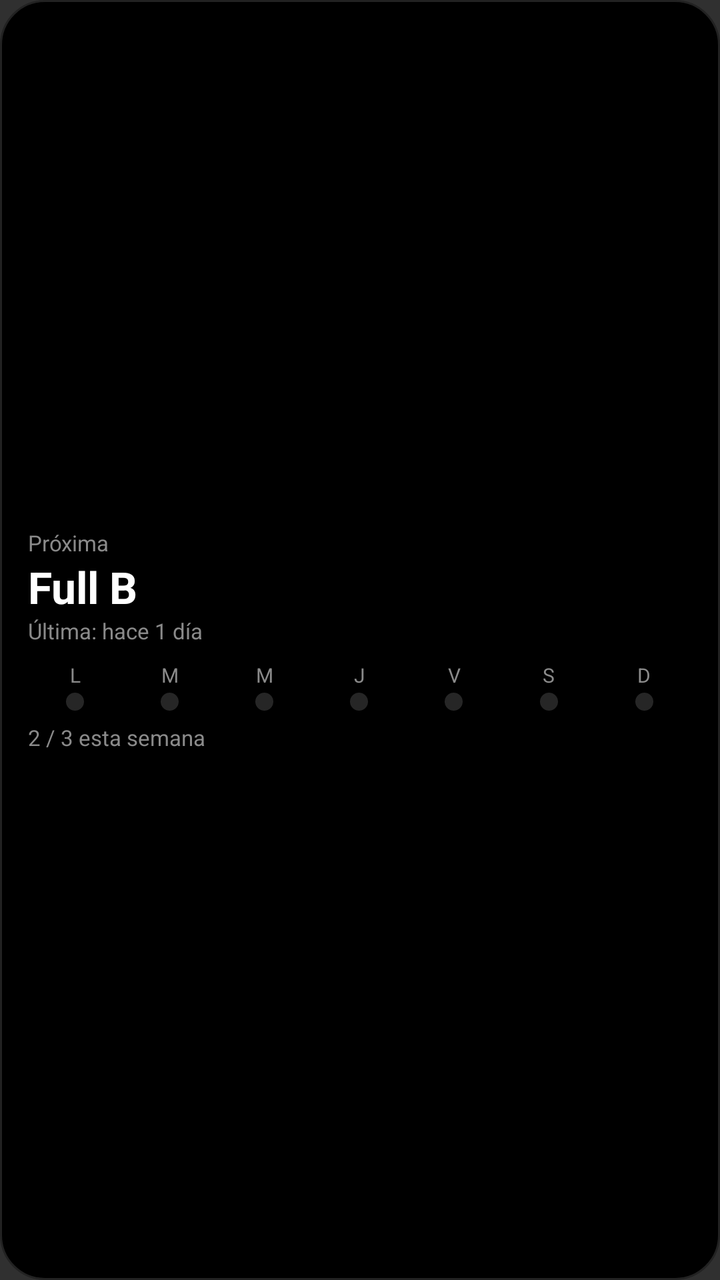
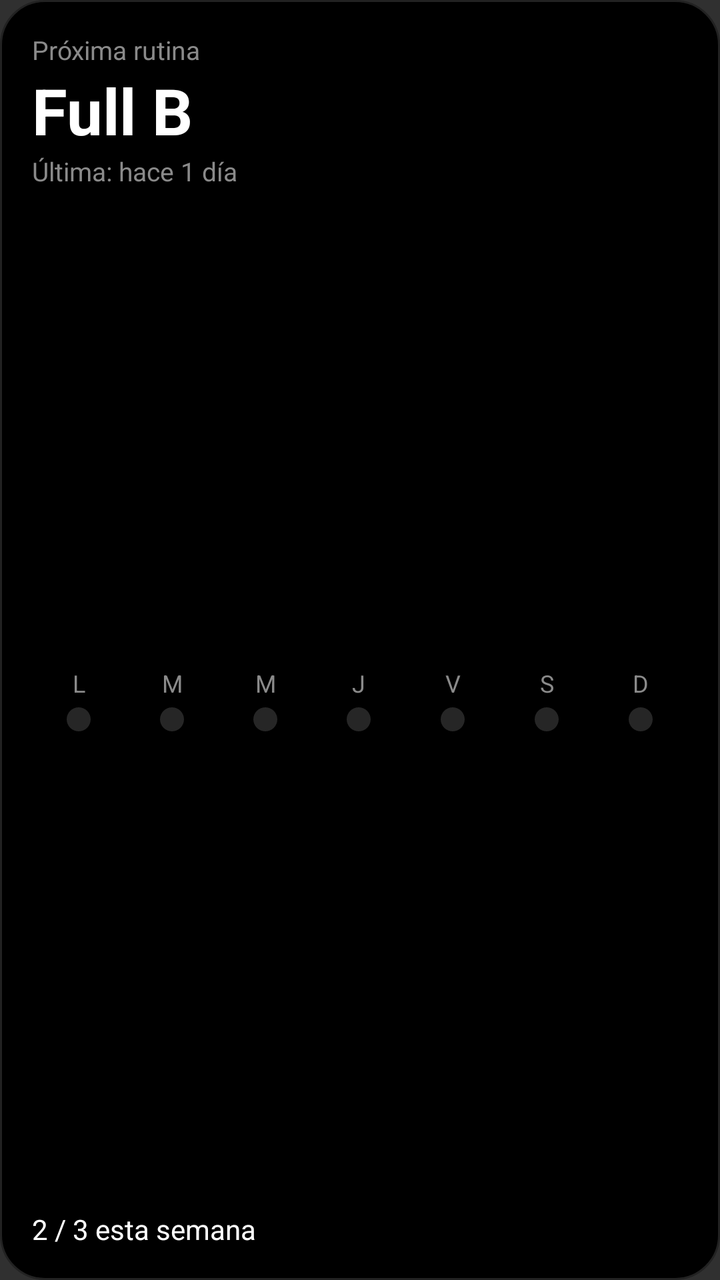

Before-and-after screenshots of an Android layout around one commit, followed by the original layout XML and the change that was made.
<!-- AndroidManifest.xml: application theme android:Theme.Material.NoActionBar -->
<!-- res/layout/widget_gym.xml -->
<?xml version="1.0" encoding="utf-8"?>
<LinearLayout xmlns:android="http://schemas.android.com/apk/res/android" android:id="@+id/root"
    android:layout_width="match_parent" android:layout_height="match_parent" android:orientation="vertical"
    android:background="@drawable/widget_bg" android:padding="14dp" android:gravity="center_vertical">
    <TextView android:layout_width="wrap_content" android:layout_height="wrap_content" android:text="Próxima" android:textColor="#8A8A8A" android:textSize="11sp" />
    <TextView android:id="@+id/next" android:layout_width="wrap_content" android:layout_height="wrap_content" android:text="Full B" android:textColor="#FFFFFF" android:textSize="22sp" android:textStyle="bold" />
    <TextView android:id="@+id/last" android:layout_width="wrap_content" android:layout_height="wrap_content" android:text="Última: hace 1 día" android:textColor="#8A8A8A" android:textSize="11sp" />
    <LinearLayout android:layout_width="match_parent" android:layout_height="wrap_content" android:orientation="horizontal" android:layout_marginTop="8dp">
        <TextView android:layout_width="0dp" android:layout_weight="1" android:layout_height="wrap_content" android:gravity="center" android:text="L" android:textColor="#8A8A8A" android:textSize="10sp" />
        <TextView android:layout_width="0dp" android:layout_weight="1" android:layout_height="wrap_content" android:gravity="center" android:text="M" android:textColor="#8A8A8A" android:textSize="10sp" />
        <TextView android:layout_width="0dp" android:layout_weight="1" android:layout_height="wrap_content" android:gravity="center" android:text="M" android:textColor="#8A8A8A" android:textSize="10sp" />
        <TextView android:layout_width="0dp" android:layout_weight="1" android:layout_height="wrap_content" android:gravity="center" android:text="J" android:textColor="#8A8A8A" android:textSize="10sp" />
        <TextView android:layout_width="0dp" android:layout_weight="1" android:layout_height="wrap_content" android:gravity="center" android:text="V" android:textColor="#8A8A8A" android:textSize="10sp" />
        <TextView android:layout_width="0dp" android:layout_weight="1" android:layout_height="wrap_content" android:gravity="center" android:text="S" android:textColor="#8A8A8A" android:textSize="10sp" />
        <TextView android:layout_width="0dp" android:layout_weight="1" android:layout_height="wrap_content" android:gravity="center" android:text="D" android:textColor="#8A8A8A" android:textSize="10sp" />
    </LinearLayout>
    <LinearLayout android:layout_width="match_parent" android:layout_height="wrap_content" android:orientation="horizontal" android:layout_marginTop="2dp">
        <FrameLayout android:layout_width="0dp" android:layout_weight="1" android:layout_height="wrap_content"><ImageView android:id="@+id/d0" android:layout_width="9dp" android:layout_height="9dp" android:layout_gravity="center" android:src="@drawable/dot_track" /></FrameLayout>
        <FrameLayout android:layout_width="0dp" android:layout_weight="1" android:layout_height="wrap_content"><ImageView android:id="@+id/d1" android:layout_width="9dp" android:layout_height="9dp" android:layout_gravity="center" android:src="@drawable/dot_track" /></FrameLayout>
        <FrameLayout android:layout_width="0dp" android:layout_weight="1" android:layout_height="wrap_content"><ImageView android:id="@+id/d2" android:layout_width="9dp" android:layout_height="9dp" android:layout_gravity="center" android:src="@drawable/dot_track" /></FrameLayout>
        <FrameLayout android:layout_width="0dp" android:layout_weight="1" android:layout_height="wrap_content"><ImageView android:id="@+id/d3" android:layout_width="9dp" android:layout_height="9dp" android:layout_gravity="center" android:src="@drawable/dot_track" /></FrameLayout>
        <FrameLayout android:layout_width="0dp" android:layout_weight="1" android:layout_height="wrap_content"><ImageView android:id="@+id/d4" android:layout_width="9dp" android:layout_height="9dp" android:layout_gravity="center" android:src="@drawable/dot_track" /></FrameLayout>
        <FrameLayout android:layout_width="0dp" android:layout_weight="1" android:layout_height="wrap_content"><ImageView android:id="@+id/d5" android:layout_width="9dp" android:layout_height="9dp" android:layout_gravity="center" android:src="@drawable/dot_track" /></FrameLayout>
        <FrameLayout android:layout_width="0dp" android:layout_weight="1" android:layout_height="wrap_content"><ImageView android:id="@+id/d6" android:layout_width="9dp" android:layout_height="9dp" android:layout_gravity="center" android:src="@drawable/dot_track" /></FrameLayout>
    </LinearLayout>
    <TextView android:id="@+id/week" android:layout_width="wrap_content" android:layout_height="wrap_content" android:layout_marginTop="6dp" android:text="2 / 3 esta semana" android:textColor="#8A8A8A" android:textSize="11sp" />
</LinearLayout>
<!-- resources referenced by this layout -->
<resources>
  <!-- drawable dot_track (drawable) -->
  <?xml version="1.0" encoding="utf-8"?>
  <shape xmlns:android="http://schemas.android.com/apk/res/android" android:shape="oval">
      <solid android:color="#262626" />
      <size android:width="10dp" android:height="10dp" />
  </shape>
  <!-- drawable widget_bg (drawable) -->
  <?xml version="1.0" encoding="utf-8"?>
  <shape xmlns:android="http://schemas.android.com/apk/res/android" android:shape="rectangle">
      <solid android:color="#000000" />
      <stroke android:width="1dp" android:color="#222222" />
      <corners android:radius="22dp" />
  </shape>
</resources>

<!-- the commit's change to res/layout/widget_gym.xml (unified diff, before → after) -->
@@ -1,27 +1,29 @@
 <?xml version="1.0" encoding="utf-8"?>
 <LinearLayout xmlns:android="http://schemas.android.com/apk/res/android" android:id="@+id/root"
     android:layout_width="match_parent" android:layout_height="match_parent" android:orientation="vertical"
-    android:background="@drawable/widget_bg" android:padding="14dp" android:gravity="center_vertical">
-    <TextView android:layout_width="wrap_content" android:layout_height="wrap_content" android:text="Próxima" android:textColor="#8A8A8A" android:textSize="11sp" />
-    <TextView android:id="@+id/next" android:layout_width="wrap_content" android:layout_height="wrap_content" android:text="Full B" android:textColor="#FFFFFF" android:textSize="22sp" android:textStyle="bold" />
-    <TextView android:id="@+id/last" android:layout_width="wrap_content" android:layout_height="wrap_content" android:text="Última: hace 1 día" android:textColor="#8A8A8A" android:textSize="11sp" />
-    <LinearLayout android:layout_width="match_parent" android:layout_height="wrap_content" android:orientation="horizontal" android:layout_marginTop="8dp">
-        <TextView android:layout_width="0dp" android:layout_weight="1" android:layout_height="wrap_content" android:gravity="center" android:text="L" android:textColor="#8A8A8A" android:textSize="10sp" />
-        <TextView android:layout_width="0dp" android:layout_weight="1" android:layout_height="wrap_content" android:gravity="center" android:text="M" android:textColor="#8A8A8A" android:textSize="10sp" />
-        <TextView android:layout_width="0dp" android:layout_weight="1" android:layout_height="wrap_content" android:gravity="center" android:text="M" android:textColor="#8A8A8A" android:textSize="10sp" />
-        <TextView android:layout_width="0dp" android:layout_weight="1" android:layout_height="wrap_content" android:gravity="center" android:text="J" android:textColor="#8A8A8A" android:textSize="10sp" />
-        <TextView android:layout_width="0dp" android:layout_weight="1" android:layout_height="wrap_content" android:gravity="center" android:text="V" android:textColor="#8A8A8A" android:textSize="10sp" />
-        <TextView android:layout_width="0dp" android:layout_weight="1" android:layout_height="wrap_content" android:gravity="center" android:text="S" android:textColor="#8A8A8A" android:textSize="10sp" />
-        <TextView android:layout_width="0dp" android:layout_weight="1" android:layout_height="wrap_content" android:gravity="center" android:text="D" android:textColor="#8A8A8A" android:textSize="10sp" />
+    android:background="@drawable/widget_bg" android:paddingHorizontal="16dp" android:paddingVertical="16dp">
+    <TextView android:layout_width="wrap_content" android:layout_height="wrap_content" android:text="Próxima rutina" android:textColor="#8A8A8A" android:textSize="13sp" />
+    <TextView android:id="@+id/next" android:layout_width="wrap_content" android:layout_height="wrap_content" android:text="Full B" android:textColor="#FFFFFF" android:textSize="32sp" android:textStyle="bold" />
+    <TextView android:id="@+id/last" android:layout_width="wrap_content" android:layout_height="wrap_content" android:text="Última: hace 1 día" android:textColor="#8A8A8A" android:textSize="13sp" />
+    <View android:layout_width="match_parent" android:layout_height="0dp" android:layout_weight="1" />
+    <LinearLayout android:layout_width="match_parent" android:layout_height="wrap_content" android:orientation="horizontal">
+        <TextView android:layout_width="0dp" android:layout_weight="1" android:layout_height="wrap_content" android:gravity="center" android:text="L" android:textColor="#8A8A8A" android:textSize="12sp" />
+        <TextView android:layout_width="0dp" android:layout_weight="1" android:layout_height="wrap_content" android:gravity="center" android:text="M" android:textColor="#8A8A8A" android:textSize="12sp" />
+        <TextView android:layout_width="0dp" android:layout_weight="1" android:layout_height="wrap_content" android:gravity="center" android:text="M" android:textColor="#8A8A8A" android:textSize="12sp" />
+        <TextView android:layout_width="0dp" android:layout_weight="1" android:layout_height="wrap_content" android:gravity="center" android:text="J" android:textColor="#8A8A8A" android:textSize="12sp" />
+        <TextView android:layout_width="0dp" android:layout_weight="1" android:layout_height="wrap_content" android:gravity="center" android:text="V" android:textColor="#8A8A8A" android:textSize="12sp" />
+        <TextView android:layout_width="0dp" android:layout_weight="1" android:layout_height="wrap_content" android:gravity="center" android:text="S" android:textColor="#8A8A8A" android:textSize="12sp" />
+        <TextView android:layout_width="0dp" android:layout_weight="1" android:layout_height="wrap_content" android:gravity="center" android:text="D" android:textColor="#8A8A8A" android:textSize="12sp" />
     </LinearLayout>
-    <LinearLayout android:layout_width="match_parent" android:layout_height="wrap_content" android:orientation="horizontal" android:layout_marginTop="2dp">
-        <FrameLayout android:layout_width="0dp" android:layout_weight="1" android:layout_height="wrap_content"><ImageView android:id="@+id/d0" android:layout_width="9dp" android:layout_height="9dp" android:layout_gravity="center" android:src="@drawable/dot_track" /></FrameLayout>
-        <FrameLayout android:layout_width="0dp" android:layout_weight="1" android:layout_height="wrap_content"><ImageView android:id="@+id/d1" android:layout_width="9dp" android:layout_height="9dp" android:layout_gravity="center" android:src="@drawable/dot_track" /></FrameLayout>
-        <FrameLayout android:layout_width="0dp" android:layout_weight="1" android:layout_height="wrap_content"><ImageView android:id="@+id/d2" android:layout_width="9dp" android:layout_height="9dp" android:layout_gravity="center" android:src="@drawable/dot_track" /></FrameLayout>
-        <FrameLayout android:layout_width="0dp" android:layout_weight="1" android:layout_height="wrap_content"><ImageView android:id="@+id/d3" android:layout_width="9dp" android:layout_height="9dp" android:layout_gravity="center" android:src="@drawable/dot_track" /></FrameLayout>
-        <FrameLayout android:layout_width="0dp" android:layout_weight="1" android:layout_height="wrap_content"><ImageView android:id="@+id/d4" android:layout_width="9dp" android:layout_height="9dp" android:layout_gravity="center" android:src="@drawable/dot_track" /></FrameLayout>
-        <FrameLayout android:layout_width="0dp" android:layout_weight="1" android:layout_height="wrap_content"><ImageView android:id="@+id/d5" android:layout_width="9dp" android:layout_height="9dp" android:layout_gravity="center" android:src="@drawable/dot_track" /></FrameLayout>
-        <FrameLayout android:layout_width="0dp" android:layout_weight="1" android:layout_height="wrap_content"><ImageView android:id="@+id/d6" android:layout_width="9dp" android:layout_height="9dp" android:layout_gravity="center" android:src="@drawable/dot_track" /></FrameLayout>
+    <LinearLayout android:layout_width="match_parent" android:layout_height="wrap_content" android:orientation="horizontal" android:layout_marginTop="4dp">
+        <FrameLayout android:layout_width="0dp" android:layout_weight="1" android:layout_height="wrap_content"><ImageView android:id="@+id/d0" android:layout_width="12dp" android:layout_height="12dp" android:layout_gravity="center" android:src="@drawable/dot_track" /></FrameLayout>
+        <FrameLayout android:layout_width="0dp" android:layout_weight="1" android:layout_height="wrap_content"><ImageView android:id="@+id/d1" android:layout_width="12dp" android:layout_height="12dp" android:layout_gravity="center" android:src="@drawable/dot_track" /></FrameLayout>
+        <FrameLayout android:layout_width="0dp" android:layout_weight="1" android:layout_height="wrap_content"><ImageView android:id="@+id/d2" android:layout_width="12dp" android:layout_height="12dp" android:layout_gravity="center" android:src="@drawable/dot_track" /></FrameLayout>
+        <FrameLayout android:layout_width="0dp" android:layout_weight="1" android:layout_height="wrap_content"><ImageView android:id="@+id/d3" android:layout_width="12dp" android:layout_height="12dp" android:layout_gravity="center" android:src="@drawable/dot_track" /></FrameLayout>
+        <FrameLayout android:layout_width="0dp" android:layout_weight="1" android:layout_height="wrap_content"><ImageView android:id="@+id/d4" android:layout_width="12dp" android:layout_height="12dp" android:layout_gravity="center" android:src="@drawable/dot_track" /></FrameLayout>
+        <FrameLayout android:layout_width="0dp" android:layout_weight="1" android:layout_height="wrap_content"><ImageView android:id="@+id/d5" android:layout_width="12dp" android:layout_height="12dp" android:layout_gravity="center" android:src="@drawable/dot_track" /></FrameLayout>
+        <FrameLayout android:layout_width="0dp" android:layout_weight="1" android:layout_height="wrap_content"><ImageView android:id="@+id/d6" android:layout_width="12dp" android:layout_height="12dp" android:layout_gravity="center" android:src="@drawable/dot_track" /></FrameLayout>
     </LinearLayout>
-    <TextView android:id="@+id/week" android:layout_width="wrap_content" android:layout_height="wrap_content" android:layout_marginTop="6dp" android:text="2 / 3 esta semana" android:textColor="#8A8A8A" android:textSize="11sp" />
+    <View android:layout_width="match_parent" android:layout_height="0dp" android:layout_weight="1" />
+    <TextView android:id="@+id/week" android:layout_width="wrap_content" android:layout_height="wrap_content" android:text="2 / 3 esta semana" android:textColor="#FFFFFF" android:textSize="14sp" />
 </LinearLayout>
